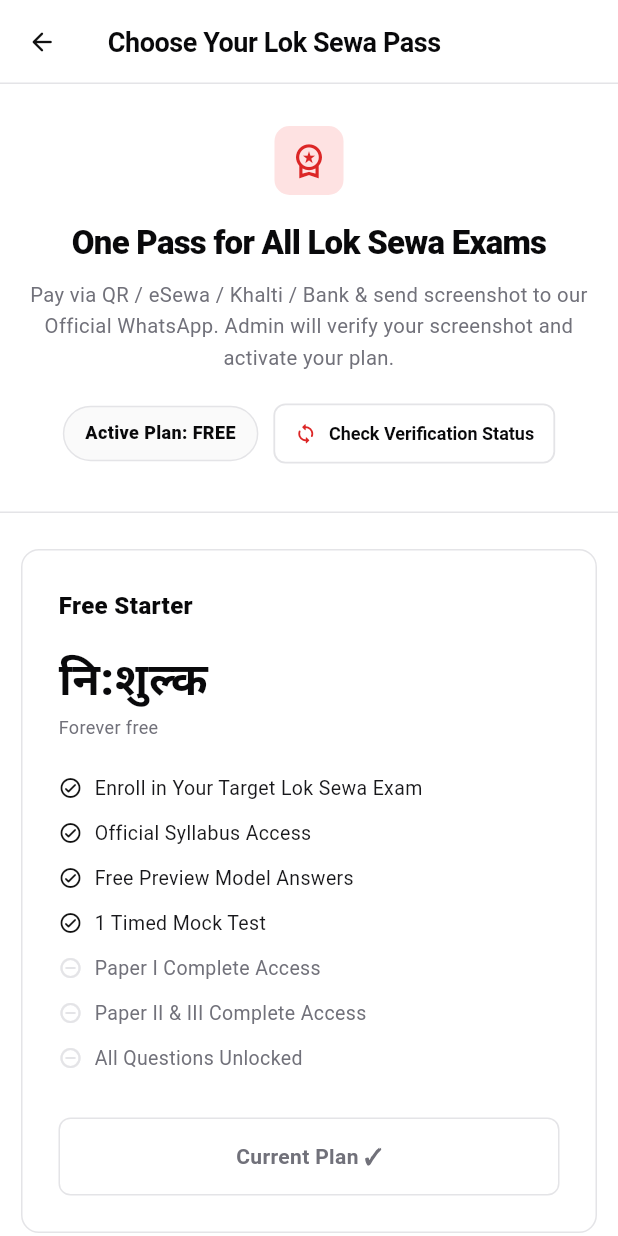
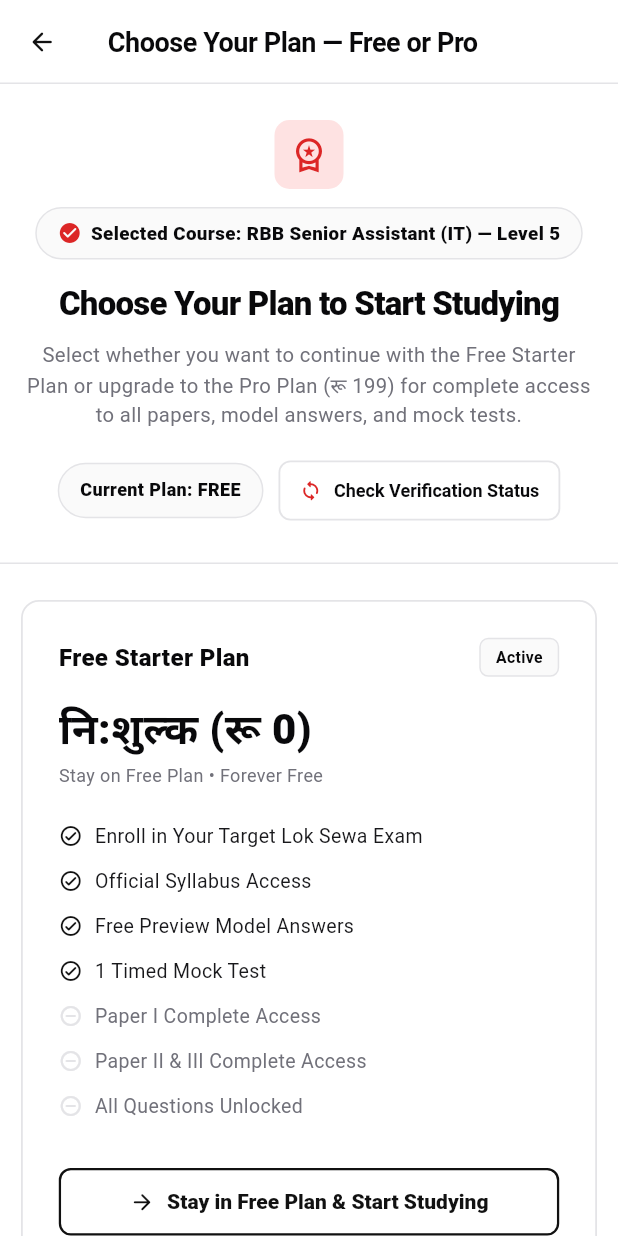
Before and after one commit to rajeevyadavofficial/loksewa-prep-app, a Flutter app: the SubscriptionPage screen opened by its route, on a phone screen of 412 x 824 dp. Run offline on Flutter 3.47's test engine with Material 3 defaults, Android fonts, the phone set to English and light mode, and no system bars; our stand-ins replace go_router, shared_preferences; missing offline and left inert: dart:html; accounts and stored records are empty; network calls fail.

Commit message:
Redirect course enrollment to plan selection screen with Free or Pro choice

```diff
--- a/lib/features/dashboard/dashboard_page.dart
+++ b/lib/features/dashboard/dashboard_page.dart
@@ -730,6 +730,7 @@
           child: Padding(
             padding: const EdgeInsets.all(16),
             child: Column(
+              mainAxisSize: flexibleHeight ? MainAxisSize.min : MainAxisSize.max,
               crossAxisAlignment: CrossAxisAlignment.start,
               children: [
                 Row(
@@ -848,7 +849,7 @@
                         style: FilledButton.styleFrom(
                           backgroundColor: AppTheme.iconRed,
                           foregroundColor: Colors.white,
-                          padding: const EdgeInsets.symmetric(horizontal: 12, vertical: 8),
+                          padding: const EdgeInsets.symmetric(horizontal: 12, vertical: 10),
                           minimumSize: Size.zero,
                           tapTargetSize: MaterialTapTargetSize.shrinkWrap,
                         ),
@@ -862,7 +863,7 @@
                         style: OutlinedButton.styleFrom(
                           foregroundColor: AppTheme.textPrimary,
                           side: const BorderSide(color: AppTheme.divider),
-                          padding: const EdgeInsets.symmetric(horizontal: 10, vertical: 8),
+                          padding: const EdgeInsets.symmetric(horizontal: 10, vertical: 10),
                           minimumSize: Size.zero,
                           tapTargetSize: MaterialTapTargetSize.shrinkWrap,
                         ),
@@ -900,23 +901,16 @@
                         await auth.enrollInExam(exam.id, action: 'set_single');
                         qp.selectExam(exam.id);
                         if (context.mounted) {
-                          ScaffoldMessenger.of(context).showSnackBar(
-                            SnackBar(
-                              content: Text('Enrolled in ${exam.title}! Showing only its study materials.'),
-                              backgroundColor: AppTheme.primaryColor,
-                              duration: const Duration(seconds: 2),
-                            ),
-                          );
+                          GoRouter.of(context).go(AppConstants.routeSubscription);
                         }
                       },
-                      icon: const Icon(Icons.how_to_reg_rounded, size: 15, color: Colors.white),
-                      label: const Text('Enroll in Exam', style: TextStyle(fontSize: 12, fontWeight: FontWeight.w700)),
+                      icon: const Icon(Icons.how_to_reg_rounded, size: 16, color: Colors.white),
+                      label: const Text('Enroll in Exam', style: TextStyle(fontSize: 13, fontWeight: FontWeight.w700)),
                       style: FilledButton.styleFrom(
                         backgroundColor: AppTheme.primaryColor,
                         foregroundColor: Colors.white,
-                        padding: const EdgeInsets.symmetric(vertical: 9),
-                        minimumSize: Size.zero,
-                        tapTargetSize: MaterialTapTargetSize.shrinkWrap,
+                        padding: const EdgeInsets.symmetric(vertical: 12, horizontal: 16),
+                        shape: RoundedRectangleBorder(borderRadius: BorderRadius.circular(8)),
                       ),
                     ),
                   ),
--- a/lib/features/subscription/subscription_page.dart
+++ b/lib/features/subscription/subscription_page.dart
@@ -32,10 +32,12 @@
     final w = MediaQuery.of(context).size.width;
     final isNarrow = w < 850;
 
+    final selectedExam = qp.selectedExam;
+
     return Scaffold(
       backgroundColor: Colors.white,
       appBar: AppBar(
-        title: const Text('Choose Your Lok Sewa Pass'),
+        title: const Text('Choose Your Plan — Free or Pro'),
         leading: IconButton(
           icon: const Icon(Icons.arrow_back_rounded, color: AppTheme.primaryColor),
           onPressed: () => context.go(AppConstants.routeDashboard),
@@ -50,7 +52,7 @@
                 color: Colors.white,
                 border: Border(bottom: BorderSide(color: AppTheme.divider, width: 1)),
               ),
-              padding: EdgeInsets.symmetric(vertical: isNarrow ? 28 : 40, horizontal: isNarrow ? 16 : 24),
+              padding: EdgeInsets.symmetric(vertical: isNarrow ? 24 : 36, horizontal: isNarrow ? 16 : 24),
               child: Column(
                 children: [
                   Container(
@@ -61,17 +63,49 @@
                     ),
                     child: const Icon(Icons.workspace_premium_outlined, color: AppTheme.iconRed, size: 26),
                   ),
-                  const SizedBox(height: 14),
+                  if (selectedExam != null) ...[
+                    const SizedBox(height: 12),
+                    Container(
+                      padding: const EdgeInsets.symmetric(horizontal: 14, vertical: 7),
+                      decoration: BoxDecoration(
+                        color: AppTheme.bgSurface,
+                        borderRadius: BorderRadius.circular(20),
+                        border: Border.all(color: AppTheme.divider),
+                      ),
+                      child: Row(
+                        mainAxisSize: MainAxisSize.min,
+                        children: [
+                          const Icon(Icons.check_circle_rounded, color: AppTheme.iconRed, size: 16),
+                          const SizedBox(width: 6),
+                          Flexible(
+                            child: Text(
+                              'Selected Course: ${selectedExam.title}',
+                              style: const TextStyle(
+                                color: AppTheme.textPrimary,
+                                fontWeight: FontWeight.w800,
+                                fontSize: 12.5,
+                              ),
+                              overflow: TextOverflow.ellipsis,
+                            ),
+                          ),
+                        ],
+                      ),
+                    ),
+                  ],
+                  const SizedBox(height: 12),
                   Text(
-                    'One Pass for All Lok Sewa Exams',
+                    'Choose Your Plan to Start Studying',
                     style: TextStyle(color: AppTheme.textPrimary, fontSize: isNarrow ? 22 : 28, fontWeight: FontWeight.w800, letterSpacing: -0.5),
                     textAlign: TextAlign.center,
                   ),
                   const SizedBox(height: 8),
-                  Text(
-                    'Pay via QR / eSewa / Khalti / Bank & send screenshot to our Official WhatsApp. Admin will verify your screenshot and activate your plan.',
-                    style: TextStyle(color: AppTheme.textMuted, fontSize: isNarrow ? 13.5 : 15),
+                  ConstrainedBox(
+                    constraints: const BoxConstraints(maxWidth: 680),
+                    child: Text(
+                      'Select whether you want to continue with the Free Starter Plan or upgrade to the Pro Plan (रू 199) for complete access to all papers, model answers, and mock tests.',
+                      style: TextStyle(color: AppTheme.textMuted, fontSize: isNarrow ? 13.5 : 15, height: 1.45),
                       textAlign: TextAlign.center,
+                    ),
                   ),
                   if (user != null) ...[
                     const SizedBox(height: 16),
@@ -92,8 +126,8 @@
                           ),
                           child: Text(
                             user.plan == SubscriptionPlan.free
-                                ? 'Active Plan: FREE'
-                                : 'Active Plan: PRO (रू 199)${user.planExpiresAt != null ? " • Expires: ${user.planExpiresAt!.toLocal().toString().split(' ').first}" : ""}',
+                                ? 'Current Plan: FREE'
+                                : 'Current Plan: PRO (रू 199)${user.planExpiresAt != null ? " • Expires: ${user.planExpiresAt!.toLocal().toString().split(' ').first}" : ""}',
                             textAlign: TextAlign.center,
                             style: TextStyle(
                               color: user.plan == SubscriptionPlan.free ? AppTheme.textPrimary : AppTheme.iconRedDark,
@@ -135,10 +169,10 @@
                 child: Column(
                   children: [
                     isNarrow
-                        ? Column(children: _buildPlans(context, user, settings))
+                        ? Column(children: _buildPlans(context, user, settings, selectedExam?.title))
                         : Row(
                             crossAxisAlignment: CrossAxisAlignment.start,
-                            children: _buildPlans(context, user, settings).map((w) => w is SizedBox ? w : Expanded(child: w)).toList(),
+                            children: _buildPlans(context, user, settings, selectedExam?.title).map((w) => w is SizedBox ? w : Expanded(child: w)).toList(),
                           ),
                     const SizedBox(height: 36),
                     _PaymentAndWhatsAppVerificationHub(settings: settings, isNarrow: isNarrow),
@@ -154,14 +188,14 @@
     );
   }
 
-  List<Widget> _buildPlans(BuildContext context, AppUser? user, AppSettings settings) {
+  List<Widget> _buildPlans(BuildContext context, AppUser? user, AppSettings settings, String? selectedExamTitle) {
     final isProUser = user != null && user.plan != SubscriptionPlan.free;
     return [
       _FullPlanCard(
         plan: SubscriptionPlan.free,
-        name: 'Free Starter',
-        price: 'नि:शुल्क',
-        priceSub: 'Forever free',
+        name: 'Free Starter Plan',
+        price: 'नि:शुल्क (रू 0)',
+        priceSub: 'Stay on Free Plan • Forever Free',
         monthlyPrice: 0,
         features: const [
           ('Enroll in Your Target Lok Sewa Exam', true),
@@ -174,14 +208,27 @@
         ],
         isCurrentPlan: user?.plan == SubscriptionPlan.free,
         isPopular: false,
-        onSelect: (_) {},
+        onSelect: (_) {
+          ScaffoldMessenger.of(context).showSnackBar(
+            SnackBar(
+              content: Text(
+                selectedExamTitle != null
+                    ? 'Enrolled in $selectedExamTitle on Free Plan! Start studying now.'
+                    : 'Continuing with Free Plan!',
+              ),
+              backgroundColor: AppTheme.primaryColor,
+              duration: const Duration(seconds: 2),
+            ),
+          );
+          context.go(AppConstants.routeDashboard);
+        },
       ),
       const SizedBox(width: 24, height: 20),
       _FullPlanCard(
         plan: SubscriptionPlan.premium,
         name: 'Pro Plan',
         price: 'रू १९९',
-        priceSub: 'full exam pass',
+        priceSub: 'Full Exam Pass • Unlock Everything',
         monthlyPrice: 199,
         features: const [
           ('Full Access to Your Enrolled Exam', true),
@@ -227,6 +274,7 @@
 
   @override
   Widget build(BuildContext context) {
+    final isFreeCard = plan == SubscriptionPlan.free;
     return Container(
       padding: const EdgeInsets.all(24),
       decoration: BoxDecoration(
@@ -234,7 +282,7 @@
         borderRadius: BorderRadius.circular(12),
         border: Border.all(
           color: isPopular ? AppTheme.iconRed : AppTheme.divider,
-          width: isPopular ? 1.8 : 1,
+          width: isPopular ? 1.8 : 1.2,
         ),
       ),
       child: Column(
@@ -258,14 +306,24 @@
                     color: AppTheme.iconRedLight,
                     borderRadius: BorderRadius.circular(6),
                   ),
-                  child: const Text('Most Popular', style: TextStyle(color: AppTheme.iconRed, fontWeight: FontWeight.w800, fontSize: 10.5)),
+                  child: const Text('Recommended • Pro', style: TextStyle(color: AppTheme.iconRed, fontWeight: FontWeight.w800, fontSize: 10.5)),
+                )
+              else if (isCurrentPlan)
+                Container(
+                  padding: const EdgeInsets.symmetric(horizontal: 10, vertical: 4),
+                  decoration: BoxDecoration(
+                    color: AppTheme.bgSurface,
+                    borderRadius: BorderRadius.circular(6),
+                    border: Border.all(color: AppTheme.divider),
+                  ),
+                  child: const Text('Active', style: TextStyle(color: AppTheme.textPrimary, fontWeight: FontWeight.w700, fontSize: 10.5)),
                 ),
             ],
           ),
           const SizedBox(height: 12),
           Text(
             price,
-            style: const TextStyle(fontSize: 30, fontWeight: FontWeight.w800, color: AppTheme.textPrimary),
+            style: const TextStyle(fontSize: 28, fontWeight: FontWeight.w800, color: AppTheme.textPrimary),
           ),
           Text(priceSub, style: const TextStyle(color: AppTheme.textMuted, fontSize: 12)),
           const SizedBox(height: 20),
@@ -296,28 +354,47 @@
           const SizedBox(height: 20),
           SizedBox(
             width: double.infinity,
-            child: isCurrentPlan
-                ? Container(
-                    padding: const EdgeInsets.symmetric(vertical: 14),
-                    decoration: BoxDecoration(
-                      borderRadius: BorderRadius.circular(8),
-                      border: Border.all(color: AppTheme.divider),
+            child: isFreeCard
+                ? OutlinedButton.icon(
+                    onPressed: () => onSelect(plan),
+                    icon: const Icon(Icons.arrow_forward_rounded, size: 17, color: AppTheme.primaryColor),
+                    label: Text(
+                      isCurrentPlan ? 'Stay in Free Plan & Start Studying' : 'Continue with Free Plan',
+                      style: const TextStyle(fontWeight: FontWeight.w800, color: AppTheme.primaryColor),
                     ),
-                    child: const Center(
-                      child: Text('Current Plan ✓', style: TextStyle(color: AppTheme.textMuted, fontWeight: FontWeight.w700)),
+                    style: OutlinedButton.styleFrom(
+                      foregroundColor: AppTheme.primaryColor,
+                      side: const BorderSide(color: AppTheme.primaryColor, width: 1.5),
+                      padding: const EdgeInsets.symmetric(vertical: 14, horizontal: 12),
+                      shape: RoundedRectangleBorder(borderRadius: BorderRadius.circular(8)),
+                    ),
+                  )
+                : isCurrentPlan
+                    ? FilledButton.icon(
+                        onPressed: () => context.go(AppConstants.routeDashboard),
+                        icon: const Icon(Icons.verified_rounded, size: 17, color: Colors.white),
+                        label: const Text(
+                          'Pro Plan Active ✓ — Go to Course',
+                          style: TextStyle(fontWeight: FontWeight.w800),
+                        ),
+                        style: FilledButton.styleFrom(
+                          backgroundColor: AppTheme.primaryColor,
+                          foregroundColor: Colors.white,
+                          padding: const EdgeInsets.symmetric(vertical: 14, horizontal: 12),
+                          shape: RoundedRectangleBorder(borderRadius: BorderRadius.circular(8)),
                         ),
                       )
                     : FilledButton.icon(
-                    onPressed: plan == SubscriptionPlan.free ? null : () => onSelect(plan),
+                        onPressed: () => onSelect(plan),
                         icon: const Icon(Icons.qr_code_scanner_rounded, size: 17, color: Colors.white),
-                    label: Text(
-                      plan == SubscriptionPlan.free ? 'Your Free Plan' : 'Pay & Verify via WhatsApp',
-                      style: const TextStyle(fontWeight: FontWeight.w700),
+                        label: const Text(
+                          'Go for Pro Plan (रू 199) — Pay Now',
+                          style: TextStyle(fontWeight: FontWeight.w800),
                         ),
                         style: FilledButton.styleFrom(
-                      backgroundColor: isPopular ? AppTheme.iconRed : AppTheme.primaryColor,
+                          backgroundColor: AppTheme.iconRed,
                           foregroundColor: Colors.white,
-                      padding: const EdgeInsets.symmetric(vertical: 14),
+                          padding: const EdgeInsets.symmetric(vertical: 14, horizontal: 12),
                           shape: RoundedRectangleBorder(borderRadius: BorderRadius.circular(8)),
                         ),
                       ),
```
Also changed, not shown: 2 other files. Lines whose indentation alone changed are shown as unchanged.
